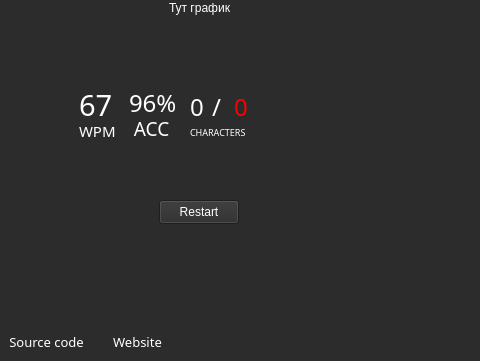
Qt form mainwindow.ui (kuzia99/SpeedTypingMaster) before a commit; both pictures show x 231 to 711 and y 256 to 617 of the 909 by 617 pixel window.
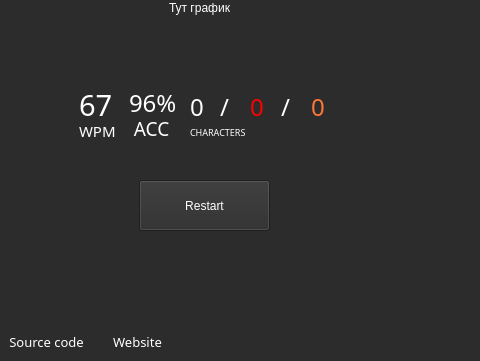
The same form after that commit. The open tabs and pages were chosen to show the change. Icons and pictures are not drawn. Custom widgets are drawn as their Qt base class.

Patch:
```diff
--- a/mainwindow.ui
+++ b/mainwindow.ui
@@ -1308,7 +1308,7 @@
        <rect>
         <x>421</x>
         <y>290</y>
-        <width>66</width>
+        <width>151</width>
         <height>51</height>
        </rect>
       </property>
@@ -1366,6 +1366,35 @@
            </property>
           </widget>
          </item>
+         <item>
+          <widget class="QLabel" name="label_15">
+           <property name="font">
+            <font>
+             <family>Kanit</family>
+             <pointsize>18</pointsize>
+            </font>
+           </property>
+           <property name="text">
+            <string>/</string>
+           </property>
+          </widget>
+         </item>
+         <item>
+          <widget class="QLabel" name="labeExtraChar">
+           <property name="font">
+            <font>
+             <family>Kanit</family>
+             <pointsize>18</pointsize>
+            </font>
+           </property>
+           <property name="styleSheet">
+            <string notr="true">color: rgb(255, 120, 52);</string>
+           </property>
+           <property name="text">
+            <string>0</string>
+           </property>
+          </widget>
+         </item>
         </layout>
        </item>
        <item>
@@ -1386,10 +1415,10 @@
      <widget class="QPushButton" name="pushButton_4">
       <property name="geometry">
        <rect>
-        <x>390</x>
-        <y>400</y>
-        <width>80</width>
-        <height>24</height>
+        <x>370</x>
+        <y>380</y>
+        <width>131</width>
+        <height>51</height>
        </rect>
       </property>
       <property name="text">
```
Left out of the diff: 10 changed lines with no effect on the pictures.
